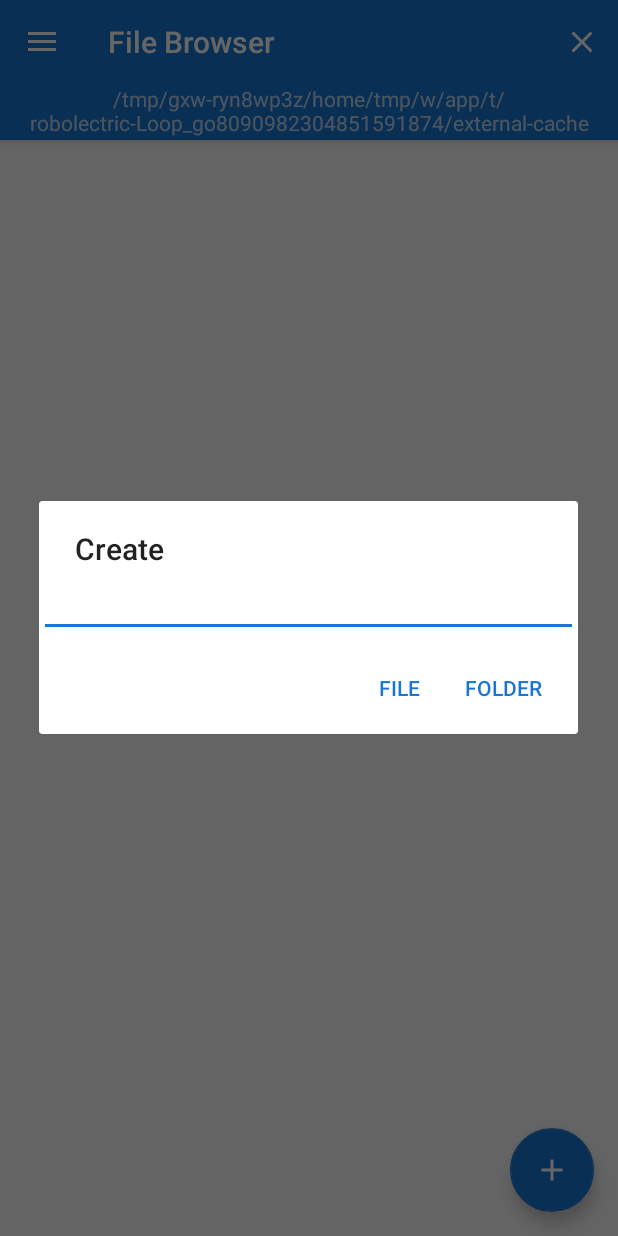
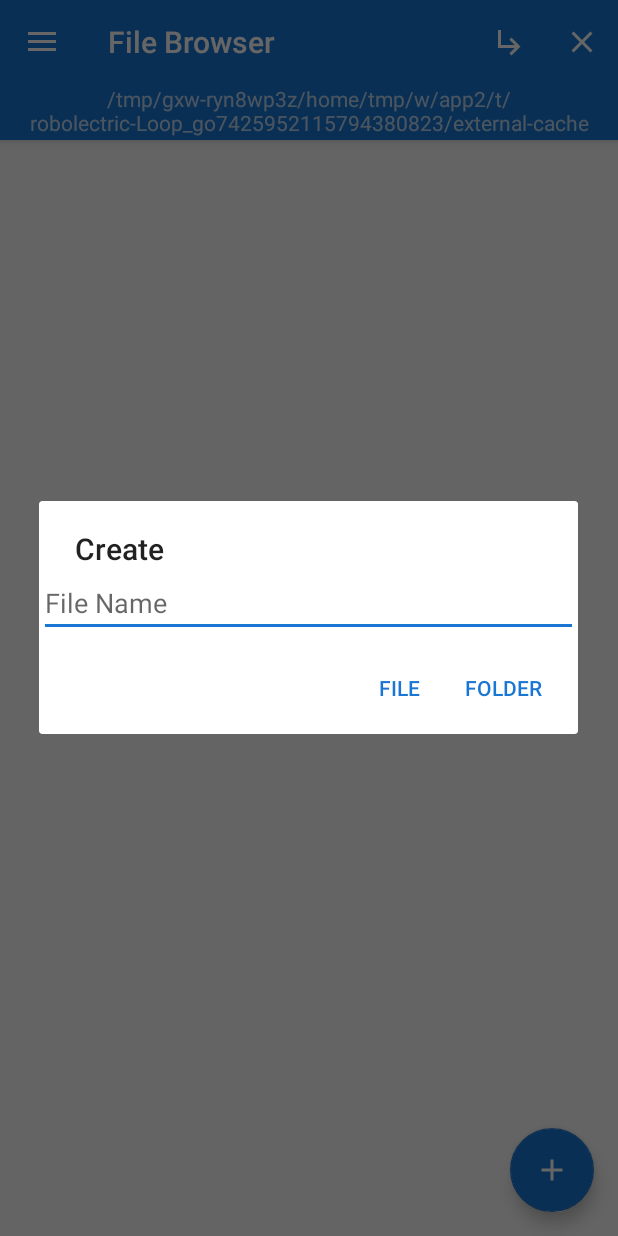
Before and after one commit to vaginessa/FileHelper, an Android app: the screen it shows after launch (MainActivity), after a tap on an icon or button, on a phone screen of 412 x 824 dp. Run offline under Robolectric (Android 15) with nearby library versions, the phone set to English and light mode, and no system bars; libraries missing offline, so code that uses them is left out: com.mukesh; 3 statements that could not run were skipped.

Commit message:
[Building] - add goto function

```diff
--- a/app/src/main/java/crixec/filehelper/function/fileinfo/FileInfoActivity.java
+++ b/app/src/main/java/crixec/filehelper/function/fileinfo/FileInfoActivity.java
@@ -65,8 +65,8 @@ public class FileInfoActivity extends AppCompatActivity implements OnFileItemCli
         info.add(new InfoBean(getString(R.string.last_modified), Utils.computeUseableTime(file.lastModified())));
         info.add(new InfoBean(getString(R.string.file_size), Utils.computeUseableFileSize(file)));
         info.add(new InfoBean(getString(R.string.readable), String.valueOf(file.canRead())));
-        info.add(new InfoBean(getString(R.string.writeable), String.valueOf(file.canWrite())));
-        info.add(new InfoBean(getString(R.string.executeable), String.valueOf(file.canExecute())));
+        info.add(new InfoBean(getString(R.string.writable), String.valueOf(file.canWrite())));
+        info.add(new InfoBean(getString(R.string.executable), String.valueOf(file.canExecute())));
         info.add(new InfoBean(getString(R.string.file_md5), getString(R.string.computing)));
         new AlgorithmComputer(file, info.size() - 1, "MD5").execute();
         info.add(new InfoBean(getString(R.string.file_sha), getString(R.string.computing)));
--- /dev/null
+++ b/app/src/main/res/drawable/ic_goto.xml
@@ -0,0 +1,9 @@
+<vector xmlns:android="http://schemas.android.com/apk/res/android"
+        android:width="24dp"
+        android:height="24dp"
+        android:viewportWidth="24.0"
+        android:viewportHeight="24.0">
+    <path
+        android:fillColor="#FFFFFFFF"
+        android:pathData="M19,15l-6,6 -1.42,-1.42L15.17,16H4V4h2v10h9.17l-3.59,-3.58L13,9l6,6z"/>
+</vector>
--- a/app/src/main/res/menu/main.xml
+++ b/app/src/main/res/menu/main.xml
@@ -2,9 +2,16 @@
 <menu xmlns:android="http://schemas.android.com/apk/res/android"
     xmlns:app="http://schemas.android.com/apk/res-auto">
     <item
+        android:id="@+id/action_goto"
+        android:icon="@drawable/ic_goto"
+        android:orderInCategory="100"
+        android:title="@string/action_goto"
+        android:visible="false"
+        app:showAsAction="always" />
+    <item
         android:id="@+id/action_exit"
+        android:icon="@drawable/ic_exit"
         android:orderInCategory="100"
         android:title="@string/action_exit"
-        app:showAsAction="always"
-        android:icon="@drawable/ic_exit"/>
+        app:showAsAction="always" />
 </menu>
--- a/app/src/main/res/values/strings.xml
+++ b/app/src/main/res/values/strings.xml
@@ -49,8 +49,12 @@
     <string name="computing">Computing</string>
     <string name="file_sha">SHA</string>
     <string name="readable">Readable</string>
-    <string name="writeable">Writeable</string>
-    <string name="executeable">Executable</string>
+    <string name="writable">Writable</string>
+    <string name="executable">Executable</string>
     <string name="last_modified">Last Modified</string>
     <string name="copied">Copied</string>
+    <string name="action_goto">Goto</string>
+    <string name="target_path">Target Path</string>
+    <string name="go">GO</string>
+    <string name="not_exist">Not Exist:</string>
 </resources>
```
Also changed, not shown: app/src/main/java/crixec/filehelper/MainActivity.java (+39 -1 lines), app/src/main/java/crixec/filehelper/function/browser/BrowserFragment.java (+9 -6 lines), 1 other file.
